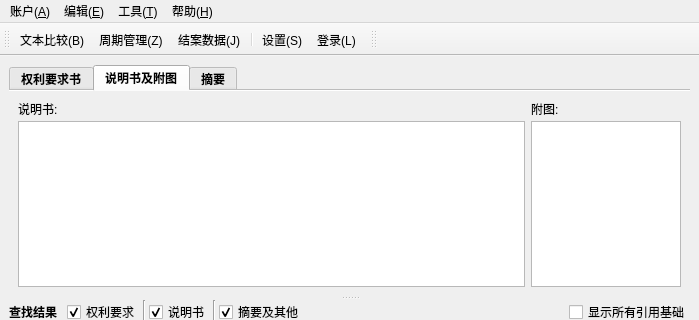
chenyulue/helper, file src/helper/UI/mainWindow.ui: the form before one commit; both pictures show x 0 to 699 and y 0 to 320 of the 699 by 528 pixel window.
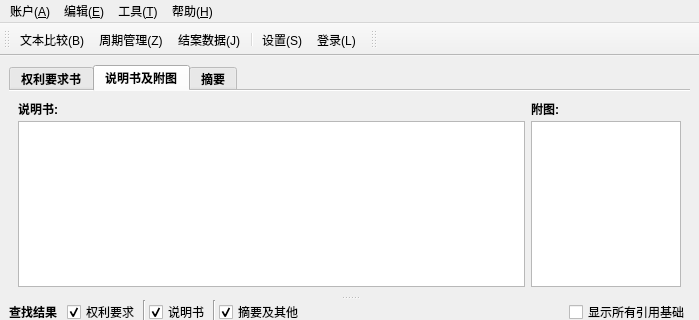
The form after the commit. The open tabs and pages were chosen to show the change. Icons and pictures are not drawn.

Diff of the .ui file:
```diff
--- a/src/helper/UI/mainWindow.ui
+++ b/src/helper/UI/mainWindow.ui
@@ -48,10 +48,7 @@
         </font>
        </property>
        <property name="styleSheet">
-        <string notr="true">QTextEdit {
-    font-size: 12px;
-    line-height: 1.5;
-}</string>
+        <string notr="true"/>
        </property>
        <property name="currentIndex">
         <number>0</number>
```
Left out of the diff: 22 changed lines with no effect on the pictures.
